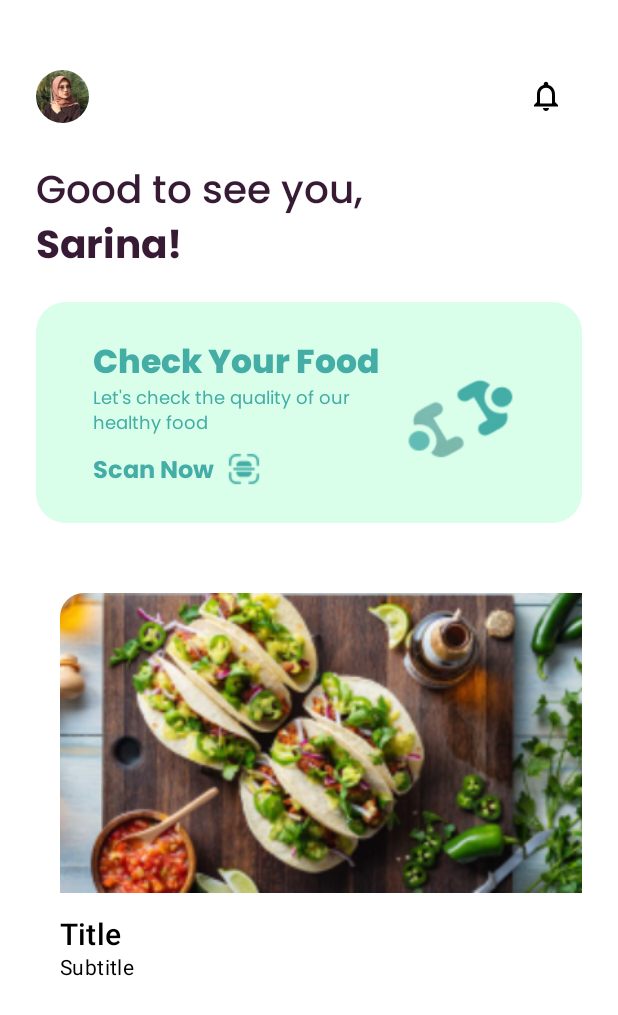
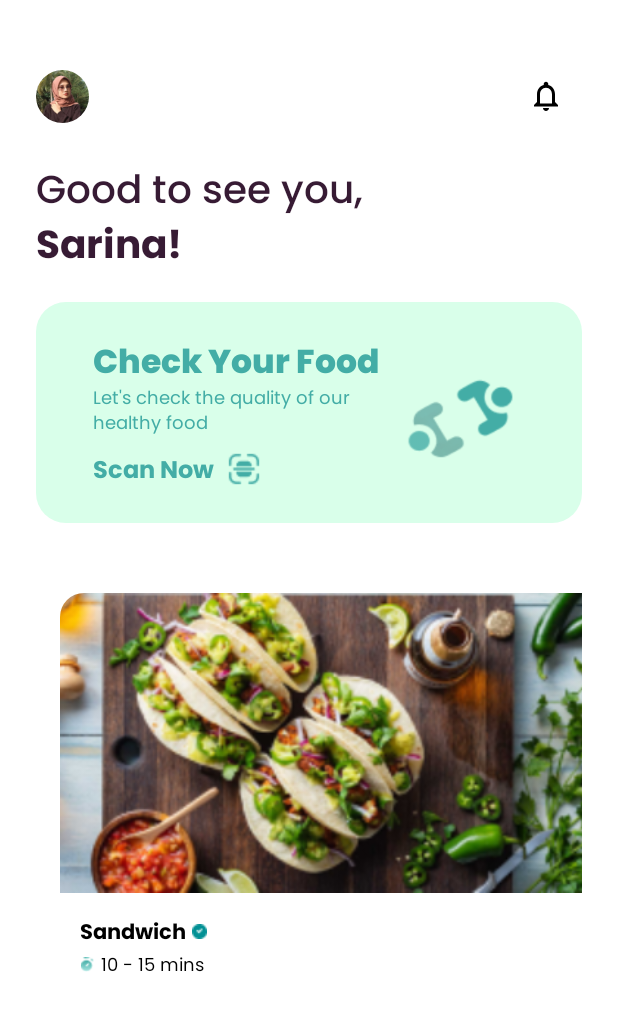
Before and after one commit to Bangkit-Capstone-Pencari-Funding/growell-apps, an Android app built with Jetpack Compose: the screen it shows after launch (MainActivity), on a phone screen of 412 x 824 dp. Shown: the top 1015 px of the screen. Run offline under Robolectric (Android 15) with nearby library versions, the phone set to English and light mode, and no system bars.

Commit message:
Fixing Card Style

```diff
--- a/app/src/main/java/com/growell/ui/components/RecipeListItem.kt
+++ b/app/src/main/java/com/growell/ui/components/RecipeListItem.kt
@@ -7,16 +7,28 @@ import androidx.compose.foundation.shape.RoundedCornerShape
 import androidx.compose.material.MaterialTheme
 import androidx.compose.material.Text
 import androidx.compose.runtime.Composable
+import androidx.compose.ui.Alignment
 import androidx.compose.ui.Modifier
 import androidx.compose.ui.draw.clip
+import androidx.compose.ui.draw.drawBehind
+import androidx.compose.ui.draw.drawWithContent
 import androidx.compose.ui.draw.shadow
 import androidx.compose.ui.graphics.Color
+import androidx.compose.ui.graphics.Paint
+import androidx.compose.ui.graphics.Shape
+import androidx.compose.ui.graphics.drawscope.drawIntoCanvas
+import androidx.compose.ui.graphics.drawscope.translate
+import androidx.compose.ui.graphics.graphicsLayer
 import androidx.compose.ui.layout.ContentScale
 import androidx.compose.ui.res.painterResource
+import androidx.compose.ui.text.font.FontWeight
 import androidx.compose.ui.tooling.preview.Preview
+import androidx.compose.ui.unit.Dp
 import androidx.compose.ui.unit.dp
+import androidx.compose.ui.unit.sp
 import com.growell.R
 import com.growell.ui.theme.GrowellTheme
+import com.growell.ui.theme.Poppins
 
 @Composable
 fun RecipeListItem(
@@ -50,18 +62,48 @@ fun RecipeListItem(
 
             Spacer(modifier = Modifier.height(16.dp))
 
-            Text(
-                text = "Title",
-                style = MaterialTheme.typography.h6
-            )
+            Row(
+                verticalAlignment = Alignment.CenterVertically,
+                modifier = Modifier.padding(start = 13.dp)
+            ) {
+                Text(
+                    text = "Sandwich",
+                    fontSize = 14.sp,
+                    fontWeight = FontWeight.SemiBold,
+                    fontFamily = Poppins
+                )
+                Spacer(modifier = Modifier.padding(2.dp))
+                Image(
+                    painter = painterResource(R.drawable.icon_checklist),
+                    contentDescription = "icon_checklist",
+                    modifier = Modifier
+                        .width(10.dp)
+                        .height(10.dp)
+                )
+            }
+            Spacer(modifier = Modifier.padding(2.dp))
 
-            Text(
-                text = "Subtitle",
-                style = MaterialTheme.typography.body2
-            )
+            Row(
+                verticalAlignment = Alignment.CenterVertically,
+                modifier = Modifier.padding(start = 13.dp)
+            ) {
+                Image(
+                    painter = painterResource(R.drawable.clock_icon),
+                    contentDescription = "clock_icon",
+                    modifier = Modifier
+                        .width(10.dp)
+                        .height(10.dp)
+                )
+                Spacer(modifier = Modifier.padding(2.dp))
+                Text(
+                    text = "10 - 15 mins",
+                    fontSize = 12.sp,
+                    fontFamily = Poppins
+                )
+
+            }
         }
     }
-
 }
 
 @Preview(showBackground = true)
```
Also changed, not shown: app/src/main/res/drawable/clock_icon.png (added), app/src/main/res/drawable/icon_checklist.png (added).
